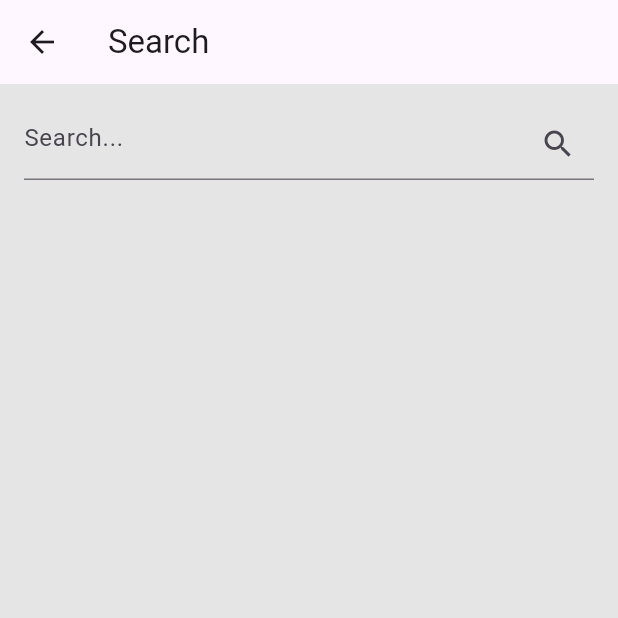
After one commit to 6410110118/lastime, a Flutter app: the SearchScreen screen opened directly, on a phone screen of 412 x 824 dp, the top half of it. The commit adds this screen. Run offline on Flutter 3.47's test engine with Material 3 defaults, Android fonts, the phone set to English and light mode, and no system bars; our stand-ins replace equatable, flutter_bloc, hydrated_bloc.

Commit message:
make-search

```diff
--- /dev/null
+++ b/lib/screens/search_screen.dart
@@ -0,0 +1,71 @@
+import 'package:flutter/material.dart';
+
+class SearchScreen extends StatefulWidget {
+  const SearchScreen({Key? key}) : super(key: key);
+
+  @override
+  _SearchScreenState createState() => _SearchScreenState();
+}
+
+class _SearchScreenState extends State<SearchScreen> {
+  final TextEditingController _searchController = TextEditingController();
+  List<String> _searchResults = []; // Example list of search results
+
+  void _performSearch(String query) {
+    // Example: Perform search operation
+    // Replace this with your actual search logic
+    setState(() {
+      _searchResults.clear(); // Clear previous results
+      if (query.isNotEmpty) {
+        // Example: Search logic (replace with your actual search logic)
+        _searchResults = [
+          'Result 1 for $query',
+          'Result 2 for $query',
+          'Result 3 for $query',
+        ];
+      }
+    });
+  }
+
+  @override
+  Widget build(BuildContext context) {
+    return Scaffold(
+      appBar: AppBar(
+        title: const Text('Search'),
+      ),
+      body: Column(
+        children: [
+          Padding(
+            padding: const EdgeInsets.all(16.0),
+            child: TextField(
+              controller: _searchController,
+              decoration: InputDecoration(
+                hintText: 'Search...',
+                suffixIcon: IconButton(
+                  icon: const Icon(Icons.search),
+                  onPressed: () {
+                    _performSearch(_searchController.text);
+                  },
+                ),
+              ),
+              onSubmitted: (value) {
+                _performSearch(value);
+              },
+            ),
+          ),
+          Expanded(
+            child: ListView.builder(
+              itemCount: _searchResults.length,
+              itemBuilder: (context, index) {
+                return ListTile(
+                  title: Text(_searchResults[index]),
+                  // Add more details or functionality as needed
+                );
+              },
+            ),
+          ),
+        ],
+      ),
+    );
+  }
+}
```
Also changed, not shown: lib/screens/tab_screen.dart (+14 -3 lines).
